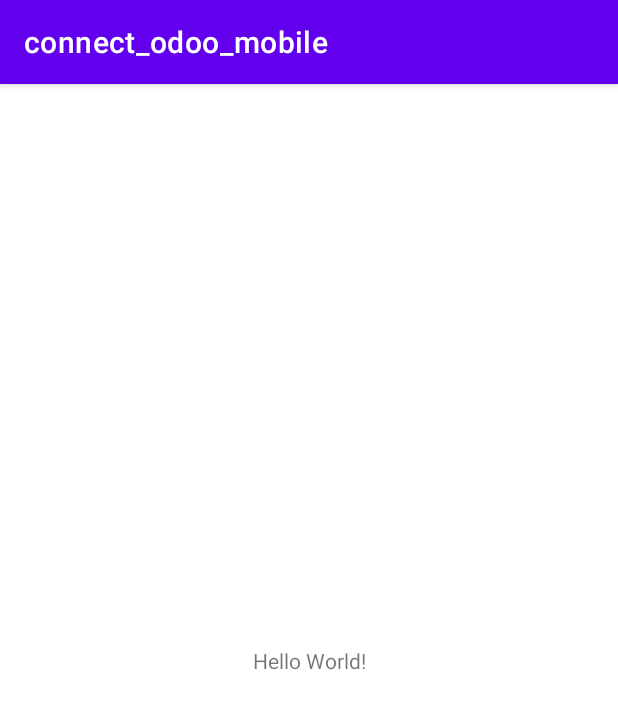
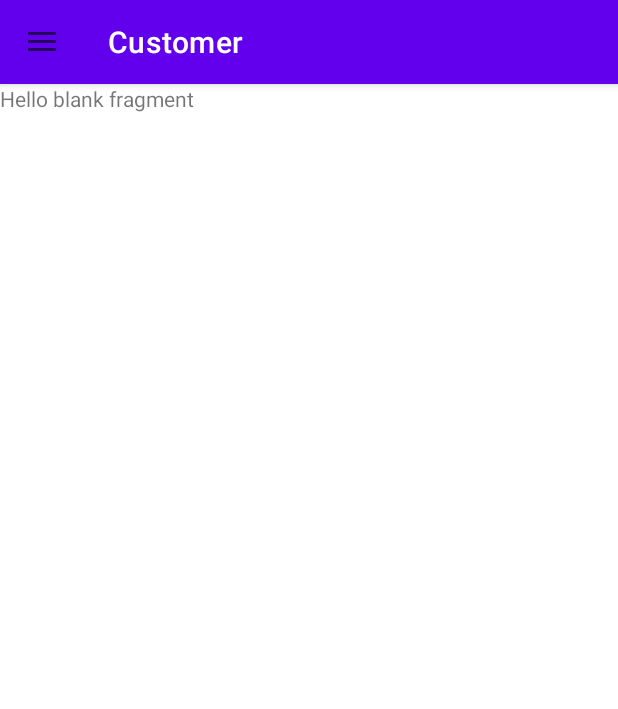
Before and after one commit to phtrvu/odoo_app, an Android app: the MainActivity screen opened directly, with no data from a screen before it, on a phone screen of 412 x 824 dp. Shown: the top 709 px of the screen. Run offline under Robolectric (Android 15) with nearby library versions, the phone set to English and light mode, and no system bars.

Commit message:
feat(ui): customize navigation drawer

```diff
--- a/app/src/main/AndroidManifest.xml
+++ b/app/src/main/AndroidManifest.xml
@@ -28,7 +28,7 @@
         </activity>
         <activity
             android:name=".MainActivity"
-            android:exported="true"></activity>
+            android:exported="true"/>
     </application>
 
 </manifest>
--- a/app/src/main/java/com/example/connect_odoo_mobile/MainActivity.java
+++ b/app/src/main/java/com/example/connect_odoo_mobile/MainActivity.java
@@ -2,15 +2,37 @@ package com.example.connect_odoo_mobile;
 
 import static android.content.ContentValues.TAG;
 
+import androidx.annotation.NonNull;
+import androidx.appcompat.app.ActionBarDrawerToggle;
 import androidx.appcompat.app.AppCompatActivity;
+import androidx.appcompat.widget.Toolbar;
+import androidx.core.view.GravityCompat;
+import androidx.drawerlayout.widget.DrawerLayout;
+import androidx.fragment.app.Fragment;
+import androidx.fragment.app.FragmentTransaction;
 
 import android.content.Intent;
 import android.os.Bundle;
 import android.util.Log;
+import android.view.MenuItem;
+import android.widget.ImageView;
+import android.widget.TextView;
 
-public class MainActivity extends AppCompatActivity {
+import com.example.connect_odoo_mobile.fragment.CustomerFragment;
+import com.google.android.material.navigation.NavigationView;
+
+import java.util.Objects;
+
+public class MainActivity extends AppCompatActivity implements NavigationView.OnNavigationItemSelectedListener {
+    private DrawerLayout drawerLayout;
+    private Toolbar toolbar;
+    private NavigationView navigationView;
     private Intent intent;
+    private TextView txtDisplayName,txtEmail;
+    private ImageView imgAvatar;
     private int uid;
+    private static final int FRAGMENT_CUSTOMER = 0;
+    private int currentFragment = FRAGMENT_CUSTOMER;
 
     @Override
     protected void onCreate(Bundle savedInstanceState) {
@@ -18,16 +40,62 @@ public class MainActivity extends AppCompatActivity {
         setContentView(R.layout.activity_main);
         //mapping view
         mapping();
+        setSupportActionBar(toolbar);
+        Objects.requireNonNull(getSupportActionBar()).setTitle("Customer");
+
+        ActionBarDrawerToggle toggle = new ActionBarDrawerToggle(this,
+                drawerLayout, toolbar, R.string.nav_drawer_open,
+                R.string.nav_drawer_close);
+        drawerLayout.addDrawerListener(toggle);
+        toggle.syncState();
+
+        //bat su kien cho navcigationview
+        navigationView.setNavigationItemSelectedListener(this);
+        //chay app mo thang home luôn
+        replaceFragment(new CustomerFragment());
+        //set chọn cái biểu tượng cảu thàng home
+        navigationView.getMenu().findItem(R.id.nav_customer).setChecked(true);
         //get uid
         getUid();
+    }
+    public boolean onNavigationItemSelected(@NonNull MenuItem item) {
+        switch (item.getItemId()) {
+            case R.id.nav_customer:
+                if (currentFragment != FRAGMENT_CUSTOMER) {
+                    replaceFragment(new CustomerFragment());
+                    currentFragment = FRAGMENT_CUSTOMER;
+                    Objects.requireNonNull(getSupportActionBar()).setTitle("Customer");
+                }
+            case 1:
+        }
+        drawerLayout.closeDrawer(GravityCompat.START);
+        return true;
+    }
+    private void replaceFragment(Fragment fragment) {
+        FragmentTransaction fragmentTransaction = getSupportFragmentManager().beginTransaction();
+        fragmentTransaction.replace(R.id.layoutFrame, fragment);
+        fragmentTransaction.commit();
     }
 
     private void getUid() {
         intent = getIntent();
         uid = intent.getIntExtra("uid",-1);
-        Log.d(TAG, "getUid: " +uid);
     }
 
     private void mapping() {
+        toolbar = findViewById(R.id.toolBar);
+        drawerLayout = findViewById(R.id.drawer_layout);
+        navigationView = findViewById(R.id.nav_view);
+        txtDisplayName=navigationView.getHeaderView(0).findViewById(R.id.txtName);
+        txtEmail=navigationView.getHeaderView(0).findViewById(R.id.txtEmail);
+        imgAvatar=navigationView.getHeaderView(0).findViewById(R.id.imgAvatar);
+
+    }
+    public void onBackPressed() {
+        if (drawerLayout.isDrawerOpen(GravityCompat.START)) {
+            drawerLayout.closeDrawer(GravityCompat.START);
+        } else {
+            super.onBackPressed();
+        }
     }
 }
--- /dev/null
+++ b/app/src/main/java/com/example/connect_odoo_mobile/fragment/CustomerFragment.java
@@ -0,0 +1,21 @@
+package com.example.connect_odoo_mobile.fragment;
+
+import android.os.Bundle;
+
+import androidx.fragment.app.Fragment;
+
+import android.view.LayoutInflater;
+import android.view.View;
+import android.view.ViewGroup;
+
+import com.example.connect_odoo_mobile.R;
+
+public class CustomerFragment extends Fragment {
+
+    @Override
+    public View onCreateView(LayoutInflater inflater, ViewGroup container,
+                             Bundle savedInstanceState) {
+        // Inflate the layout for this fragment
+        return inflater.inflate(R.layout.fragment_customer, container, false);
+    }
+}
--- /dev/null
+++ b/app/src/main/res/drawable/ic_menu_camera.xml
@@ -0,0 +1,12 @@
+<vector xmlns:android="http://schemas.android.com/apk/res/android"
+    android:width="24dp"
+    android:height="24dp"
+    android:viewportWidth="24.0"
+    android:viewportHeight="24.0">
+    <path
+        android:fillColor="#FF000000"
+        android:pathData="M12,12m-3.2,0a3.2,3.2 0,1 1,6.4 0a3.2,3.2 0,1 1,-6.4 0" />
+    <path
+        android:fillColor="#FF000000"
+        android:pathData="M9,2L7.17,4H4c-1.1,0 -2,0.9 -2,2v12c0,1.1 0.9,2 2,2h16c1.1,0 2,-0.9 2,-2V6c0,-1.1 -0.9,-2 -2,-2h-3.17L15,2H9zm3,15c-2.76,0 -5,-2.24 -5,-5s2.24,-5 5,-5 5,2.24 5,5 -2.24,5 -5,5z" />
+</vector>
--- /dev/null
+++ b/app/src/main/res/drawable/ic_menu_gallery.xml
@@ -0,0 +1,9 @@
+<vector xmlns:android="http://schemas.android.com/apk/res/android"
+    android:width="24dp"
+    android:height="24dp"
+    android:viewportWidth="24.0"
+    android:viewportHeight="24.0">
+    <path
+        android:fillColor="#FF000000"
+        android:pathData="M22,16V4c0,-1.1 -0.9,-2 -2,-2H8c-1.1,0 -2,0.9 -2,2v12c0,1.1 0.9,2 2,2h12c1.1,0 2,-0.9 2,-2zm-11,-4l2.03,2.71L16,11l4,5H8l3,-4zM2,6v14c0,1.1 0.9,2 2,2h14v-2H4V6H2z" />
+</vector>
--- /dev/null
+++ b/app/src/main/res/drawable/ic_menu_slideshow.xml
@@ -0,0 +1,9 @@
+<vector xmlns:android="http://schemas.android.com/apk/res/android"
+    android:width="24dp"
+    android:height="24dp"
+    android:viewportWidth="24.0"
+    android:viewportHeight="24.0">
+    <path
+        android:fillColor="#FF000000"
+        android:pathData="M4,6H2v14c0,1.1 0.9,2 2,2h14v-2H4V6zm16,-4H8c-1.1,0 -2,0.9 -2,2v12c0,1.1 0.9,2 2,2h12c1.1,0 2,-0.9 2,-2V4c0,-1.1 -0.9,-2 -2,-2zm-8,12.5v-9l6,4.5 -6,4.5z" />
+</vector>
--- /dev/null
+++ b/app/src/main/res/drawable/side_nav_bar.xml
@@ -0,0 +1,9 @@
+<shape xmlns:android="http://schemas.android.com/apk/res/android"
+    android:shape="rectangle">
+    <gradient
+        android:angle="135"
+        android:centerColor="#009688"
+        android:endColor="#00695C"
+        android:startColor="#4DB6AC"
+        android:type="linear" />
+</shape>
--- a/app/src/main/res/layout/activity_main.xml
+++ b/app/src/main/res/layout/activity_main.xml
@@ -1,18 +1,42 @@
 <?xml version="1.0" encoding="utf-8"?>
-<androidx.constraintlayout.widget.ConstraintLayout xmlns:android="http://schemas.android.com/apk/res/android"
+<androidx.drawerlayout.widget.DrawerLayout
+    xmlns:android="http://schemas.android.com/apk/res/android"
     xmlns:app="http://schemas.android.com/apk/res-auto"
     xmlns:tools="http://schemas.android.com/tools"
+    android:id="@+id/drawer_layout"
     android:layout_width="match_parent"
     android:layout_height="match_parent"
-    tools:context=".MainActivity">
+    android:fitsSystemWindows="true"
+    tools:openDrawer="start">
 
-    <TextView
+    <LinearLayout
+        android:layout_width="match_parent"
+        android:layout_height="match_parent"
+        android:orientation="vertical">
+
+        <com.google.android.material.appbar.AppBarLayout
+            android:layout_width="match_parent"
+            android:layout_height="wrap_content">
+
+            <androidx.appcompat.widget.Toolbar
+                android:id="@+id/toolBar"
+                android:layout_width="match_parent"
+                app:titleTextColor="@color/white"
+                android:layout_height="?attr/actionBarSize" />
+        </com.google.android.material.appbar.AppBarLayout>
+
+        <FrameLayout
+            android:id="@+id/layoutFrame"
+            android:layout_width="match_parent"
+            android:layout_height="match_parent"/>
+    </LinearLayout>
+
+    <com.google.android.material.navigation.NavigationView
+        android:id="@+id/nav_view"
         android:layout_width="wrap_content"
-        android:layout_height="wrap_content"
-        android:text="Hello World!"
-        app:layout_constraintBottom_toBottomOf="parent"
-        app:layout_constraintEnd_toEndOf="parent"
-        app:layout_constraintStart_toStartOf="parent"
-        app:layout_constraintTop_toTopOf="parent" />
-
-</androidx.constraintlayout.widget.ConstraintLayout>
+        android:layout_height="match_parent"
+        android:layout_gravity="start"
+        android:fitsSystemWindows="true"
+        app:headerLayout="@layout/nav_header_main"
+        app:menu="@menu/activity_main_drawer" />
+</androidx.drawerlayout.widget.DrawerLayout>
--- /dev/null
+++ b/app/src/main/res/layout/fragment_customer.xml
@@ -0,0 +1,14 @@
+<?xml version="1.0" encoding="utf-8"?>
+<FrameLayout xmlns:android="http://schemas.android.com/apk/res/android"
+    xmlns:tools="http://schemas.android.com/tools"
+    android:layout_width="match_parent"
+    android:layout_height="match_parent"
+    tools:context=".fragment.CustomerFragment">
+
+    <!-- TODO: Update blank fragment layout -->
+    <TextView
+        android:layout_width="match_parent"
+        android:layout_height="match_parent"
+        android:text="@string/hello_blank_fragment" />
+
+</FrameLayout>
--- /dev/null
+++ b/app/src/main/res/layout/nav_header_main.xml
@@ -0,0 +1,36 @@
+<?xml version="1.0" encoding="utf-8"?>
+<LinearLayout xmlns:android="http://schemas.android.com/apk/res/android"
+    xmlns:app="http://schemas.android.com/apk/res-auto"
+    android:layout_width="match_parent"
+    android:layout_height="167dp"
+    android:background="@drawable/side_nav_bar"
+    android:gravity="bottom"
+    android:orientation="vertical"
+    android:paddingLeft="16dp"
+    android:paddingTop="16dp"
+    android:paddingRight="16dp"
+    android:paddingBottom="16dp"
+    android:theme="@style/ThemeOverlay.AppCompat.Dark">
+
+    <ImageView
+        android:id="@+id/imgAvatar"
+        android:layout_width="wrap_content"
+        android:layout_height="wrap_content"
+        android:contentDescription="Navigation header"
+        android:paddingTop="8dp"
+        app:srcCompat="@mipmap/ic_launcher_round" />
+
+    <TextView
+        android:id="@+id/txtName"
+        android:layout_width="match_parent"
+        android:layout_height="wrap_content"
+        android:paddingTop="8dp"
+        android:text="Android"
+        android:textAppearance="@style/TextAppearance.AppCompat.Body1" />
+
+    <TextView
+        android:id="@+id/txtEmail"
+        android:layout_width="wrap_content"
+        android:layout_height="wrap_content"
+        android:text="android@gmail.com" />
+</LinearLayout>
--- /dev/null
+++ b/app/src/main/res/menu/activity_main_drawer.xml
@@ -0,0 +1,20 @@
+<?xml version="1.0" encoding="utf-8"?>
+<menu xmlns:android="http://schemas.android.com/apk/res/android"
+    xmlns:tools="http://schemas.android.com/tools"
+    tools:showIn="navigation_view">
+
+    <group android:checkableBehavior="single">
+        <item
+            android:id="@+id/nav_customer"
+            android:icon="@drawable/ic_menu_camera"
+            android:title="Customer" />
+        <item
+            android:id="@+id/nav_gallery"
+            android:icon="@drawable/ic_menu_gallery"
+            android:title="Test" />
+        <item
+            android:id="@+id/nav_slideshow"
+            android:icon="@drawable/ic_menu_slideshow"
+            android:title="Test" />
+    </group>
+</menu>
--- a/app/src/main/res/values/strings.xml
+++ b/app/src/main/res/values/strings.xml
@@ -1,3 +1,7 @@
 <resources>
     <string name="app_name">connect_odoo_mobile</string>
+    <!-- TODO: Remove or change this placeholder text -->
+    <string name="hello_blank_fragment">Hello blank fragment</string>
+    <string name="nav_drawer_open">Open navigation drawer</string>
+    <string name="nav_drawer_close">Close navigation drawer</string>
 </resources>
--- a/app/src/main/res/values/themes.xml
+++ b/app/src/main/res/values/themes.xml
@@ -1,6 +1,6 @@
 <resources xmlns:tools="http://schemas.android.com/tools">
     <!-- Base application theme. -->
-    <style name="Theme.Connect_odoo_mobile" parent="Theme.MaterialComponents.DayNight.DarkActionBar">
+    <style name="Theme.Connect_odoo_mobile" parent="Theme.MaterialComponents.DayNight.NoActionBar">
         <!-- Primary brand color. -->
         <item name="colorPrimary">@color/purple_500</item>
         <item name="colorPrimaryVariant">@color/purple_700</item>
@@ -12,5 +12,7 @@
         <!-- Status bar color. -->
         <item name="android:statusBarColor" tools:targetApi="l">?attr/colorPrimaryVariant</item>
         <!-- Customize your theme here. -->
+        <item name="windowActionBar">false</item>
+        <item name="windowNoTitle">true</item>
     </style>
 </resources>
```
